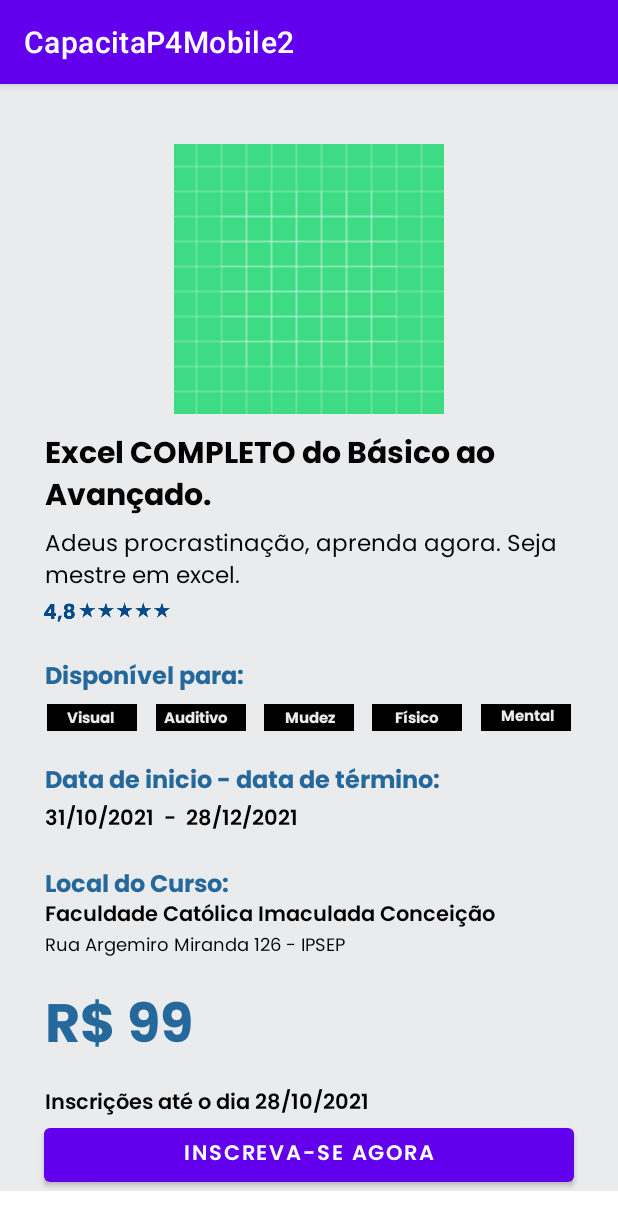
After one commit to GrowTech-P4/Capacita_P4_Mobile_Activivies, an Android app: the CursoDetalheActivity screen opened directly, with no data from a screen before it, on a phone screen of 412 x 824 dp. The commit adds this screen. Shown: the top 1230 px of the screen. Run offline under Robolectric (Android 15) with nearby library versions, the phone set to English and light mode, and no system bars.

Commit message:
Incluso de metodo clickOnListener para Cards de cursos

```diff
--- a/app/src/main/AndroidManifest.xml
+++ b/app/src/main/AndroidManifest.xml
@@ -12,6 +12,9 @@
         android:supportsRtl="true"
         android:theme="@style/Theme.CapacitaP4Mobile2"
         android:usesCleartextTraffic="true">
+        <activity
+            android:name=".View.CursoDetalheActivity"
+            android:exported="false" />
         <activity
             android:name=".View.CadastroActivity"
             android:exported="false" />
--- a/app/src/main/java/com/br/capacitap4mobile2/Adapter/AdapterCurso.kt
+++ b/app/src/main/java/com/br/capacitap4mobile2/Adapter/AdapterCurso.kt
@@ -6,12 +6,13 @@ import android.view.View
 import android.view.ViewGroup
 import android.widget.ImageView
 import android.widget.TextView
+import androidx.cardview.widget.CardView
 import androidx.recyclerview.widget.RecyclerView
 import com.br.capacitap4mobile2.Model.Curso
 import com.br.capacitap4mobile2.R
 import com.squareup.picasso.Picasso
 
-class AdapterCurso(private val context: Context, val cursos: MutableList<Curso>): RecyclerView.Adapter<AdapterCurso.CursoViewHolder>() {
+class AdapterCurso(val context: Context, val cursos: MutableList<Curso>, var clickCurso: ClickCurso): RecyclerView.Adapter<AdapterCurso.CursoViewHolder>() {
 
     override fun onCreateViewHolder(parent: ViewGroup, viewType: Int): CursoViewHolder {
         val itemLista = LayoutInflater.from(context).inflate(R.layout.curso_item, parent, false)
@@ -21,12 +22,18 @@ class AdapterCurso(private val context: Context, val cursos: MutableList<Curso>)
 
     override fun onBindViewHolder(holder: CursoViewHolder, position: Int) {
 
+        var curso: Curso = cursos[position]
+
         Picasso.get()
             .load(cursos[position].img_curso)
             .into(holder.img)
         holder.nome.text = cursos[position].nome
         holder.descricao.text = cursos[position].descricao
         holder.valor.text = cursos[position].valor
+
+        holder.cardView.setOnClickListener{
+            clickCurso.clickCurso(curso)
+        }
     }
 
     override fun getItemCount(): Int = cursos.size
@@ -36,6 +43,13 @@ class AdapterCurso(private val context: Context, val cursos: MutableList<Curso>)
         val nome        = itemView.findViewById<TextView>(R.id.nomeCurso)
         val descricao   = itemView.findViewById<TextView>(R.id.descricaoCurso)
         val valor       = itemView.findViewById<TextView>(R.id.valorCurso)
+        val cardView    = itemView.findViewById<CardView>(R.id.card)
+    }
+
+    interface ClickCurso {
+
+        fun clickCurso(curso: Curso)
+
     }
 
 }
--- /dev/null
+++ b/app/src/main/java/com/br/capacitap4mobile2/View/CursoDetalheActivity.kt
@@ -0,0 +1,12 @@
+package com.br.capacitap4mobile2.View
+
+import androidx.appcompat.app.AppCompatActivity
+import android.os.Bundle
+import com.br.capacitap4mobile2.R
+
+class CursoDetalheActivity : AppCompatActivity() {
+    override fun onCreate(savedInstanceState: Bundle?) {
+        super.onCreate(savedInstanceState)
+        setContentView(R.layout.activity_curso_detalhe)
+    }
+}
--- a/app/src/main/java/com/br/capacitap4mobile2/View/MainActivity.kt
+++ b/app/src/main/java/com/br/capacitap4mobile2/View/MainActivity.kt
@@ -4,6 +4,7 @@ import android.content.Intent
 import androidx.appcompat.app.AppCompatActivity
 import android.os.Bundle
 import android.widget.ImageView
+import android.widget.Toast
 import androidx.recyclerview.widget.LinearLayoutManager
 import androidx.recyclerview.widget.RecyclerView
 import com.br.capacitap4mobile2.Adapter.AdapterCurso
@@ -42,7 +43,7 @@ class MainActivity : AppCompatActivity() {
 
         //REQUISICAO DO RETROFIT
         val responseCursos = RetrofitClient.abrirConexao(CursoService::class.java)
-        responseCursos.getCurso().enqueue(object : Callback<List<Curso>> {
+        responseCursos.getCurso().enqueue(object : Callback<List<Curso>>, AdapterCurso.ClickCurso {
             override fun onResponse(
                 call: Call<List<Curso>>,
                 response: Response<List<Curso>>
@@ -56,9 +57,13 @@ class MainActivity : AppCompatActivity() {
                 }
 
                 //CONFIGURAR O ADAPTER
-                val adapterCurso = AdapterCurso(context, listaCursos)
+                val adapterCurso = AdapterCurso(context, listaCursos, this)
                 recylerView_cursos.adapter = adapterCurso
 
+            }
+
+            override fun clickCurso(curso: Curso) {
+                println("Clicando....!!!! ${curso.descricao}")
             }
 
             override fun onFailure(call: Call<List<Curso>>, t: Throwable) {
@@ -66,5 +71,6 @@ class MainActivity : AppCompatActivity() {
             }
 
         })
+
     }
 }
--- a/app/src/main/res/layout/activity_cadastro.xml
+++ b/app/src/main/res/layout/activity_cadastro.xml
@@ -4,7 +4,7 @@
     xmlns:tools="http://schemas.android.com/tools"
     android:layout_width="match_parent"
     android:layout_height="match_parent"
-    tools:context=".View.CadastroActivity">>
+    tools:context=".View.CadastroActivity">
 
     <androidx.constraintlayout.widget.ConstraintLayout
         android:layout_width="match_parent"
--- /dev/null
+++ b/app/src/main/res/layout/activity_curso_detalhe.xml
@@ -0,0 +1,301 @@
+<?xml version="1.0" encoding="utf-8"?>
+
+<ScrollView xmlns:android="http://schemas.android.com/apk/res/android"
+    xmlns:app="http://schemas.android.com/apk/res-auto"
+    xmlns:tools="http://schemas.android.com/tools"
+    tools:context=".View.CursoDetalheActivity"
+    android:layout_height="match_parent"
+    android:layout_width="match_parent">
+
+    <androidx.constraintlayout.widget.ConstraintLayout
+        android:layout_width="match_parent"
+        android:layout_height="match_parent"
+        android:background="#EAEBED">
+
+        <ImageView
+            android:id="@+id/imageView2"
+            android:layout_width="0dp"
+            android:layout_height="180dp"
+            android:layout_marginStart="30dp"
+            android:layout_marginTop="40dp"
+            android:layout_marginEnd="30dp"
+            android:src="@drawable/ic_launcher_background"
+            app:layout_constraintEnd_toEndOf="parent"
+            app:layout_constraintStart_toStartOf="parent"
+            app:layout_constraintTop_toTopOf="parent" />
+
+        <TextView
+            android:id="@+id/textTituloDoCurso"
+            android:layout_width="0dp"
+            android:layout_height="63dp"
+            android:layout_marginStart="30dp"
+            android:layout_marginTop="10dp"
+            android:layout_marginEnd="30dp"
+            android:fontFamily="@font/poppins_bold"
+            android:text="Excel COMPLETO do Básico ao  Avançado."
+            android:textColor="@color/black"
+            android:textSize="20sp"
+            app:layout_constraintEnd_toEndOf="parent"
+            app:layout_constraintStart_toStartOf="parent"
+            app:layout_constraintTop_toBottomOf="@+id/imageView2" />
+
+        <TextView
+            android:id="@+id/textValorCurso"
+            android:layout_width="0dp"
+            android:layout_height="48dp"
+            android:layout_marginStart="30dp"
+            android:layout_marginTop="12dp"
+            android:layout_marginEnd="30dp"
+            android:fontFamily="@font/poppins_bold"
+            android:text="R$ 99"
+            android:textColor="@color/AzulApp"
+            android:textSize="36dp"
+            app:layout_constraintEnd_toEndOf="parent"
+            app:layout_constraintStart_toStartOf="parent"
+            app:layout_constraintTop_toBottomOf="@+id/textNomeDaInstituicaoCurso2" />
+
+        <TextView
+            android:id="@+id/textTiposDeficiencia"
+            android:layout_width="0dp"
+            android:layout_height="22dp"
+            android:layout_marginStart="30dp"
+            android:layout_marginTop="20dp"
+            android:layout_marginEnd="30dp"
+            android:fontFamily="@font/poppins_bold"
+            android:text="Disponível para:"
+            android:textColor="@color/AzulApp"
+            android:textSize="16dp"
+            app:layout_constraintEnd_toEndOf="parent"
+            app:layout_constraintHorizontal_bias="0.0"
+            app:layout_constraintStart_toStartOf="parent"
+            app:layout_constraintTop_toBottomOf="@+id/imageView3" />
+
+        <TextView
+            android:id="@+id/textInicioTermino"
+            android:layout_width="0dp"
+            android:layout_height="22dp"
+            android:layout_marginStart="30dp"
+            android:layout_marginTop="20dp"
+            android:layout_marginEnd="30dp"
+            android:fontFamily="@font/poppins_bold"
+            android:text="Data de inicio - data de término:"
+            android:textColor="@color/AzulApp"
+            android:textSize="16dp"
+            app:layout_constraintEnd_toEndOf="parent"
+            app:layout_constraintStart_toStartOf="parent"
+            app:layout_constraintTop_toBottomOf="@+id/textMudez" />
+
+        <TextView
+            android:id="@+id/textlocalDoCurso"
+            android:layout_width="0dp"
+            android:layout_height="22dp"
+            android:layout_marginStart="30dp"
+            android:layout_marginTop="20dp"
+            android:layout_marginEnd="30dp"
+            android:fontFamily="@font/poppins_bold"
+            android:text="Local do Curso:"
+            android:textColor="@color/AzulApp"
+            android:textSize="16dp"
+            app:layout_constraintEnd_toEndOf="parent"
+            app:layout_constraintStart_toStartOf="parent"
+            app:layout_constraintTop_toBottomOf="@+id/textDataCurso" />
+
+        <TextView
+            android:id="@+id/textDataCurso"
+            android:layout_width="0dp"
+            android:layout_height="22dp"
+            android:layout_marginStart="30dp"
+            android:layout_marginTop="5dp"
+            android:layout_marginEnd="30dp"
+            android:fontFamily="@font/poppins_semibold"
+            android:text="31/10/2021  -  28/12/2021"
+            android:textColor="@color/black"
+            android:textSize="14dp"
+            app:layout_constraintEnd_toEndOf="parent"
+            app:layout_constraintStart_toStartOf="parent"
+            app:layout_constraintTop_toBottomOf="@+id/textInicioTermino" />
+
+        <TextView
+            android:id="@+id/textNomeDaInstituicaoCurso"
+            android:layout_width="0dp"
+            android:layout_height="22dp"
+            android:layout_marginStart="30dp"
+            android:layout_marginEnd="30dp"
+            android:fontFamily="@font/poppins_semibold"
+            android:text="Faculdade Católica Imaculada Conceição "
+            android:textColor="@color/black"
+            android:textSize="14dp"
+            app:layout_constraintEnd_toEndOf="parent"
+            app:layout_constraintStart_toStartOf="parent"
+            app:layout_constraintTop_toBottomOf="@+id/textlocalDoCurso" />
+
+        <TextView
+            android:id="@+id/textNomeDaInstituicaoCurso3"
+            android:layout_width="0dp"
+            android:layout_height="22dp"
+            android:layout_marginStart="30dp"
+            android:layout_marginTop="21dp"
+            android:layout_marginEnd="30dp"
+            android:fontFamily="@font/poppins_semibold"
+            android:text="Inscrições até o dia 28/10/2021"
+            android:textColor="@color/black"
+            android:textSize="14dp"
+            app:layout_constraintEnd_toEndOf="parent"
+            app:layout_constraintStart_toStartOf="parent"
+            app:layout_constraintTop_toBottomOf="@+id/textValorCurso" />
+
+        <TextView
+            android:id="@+id/textNomeDaInstituicaoCurso2"
+            android:layout_width="0dp"
+            android:layout_height="22dp"
+            android:layout_marginStart="30dp"
+            android:layout_marginEnd="30dp"
+            android:fontFamily="@font/poppins"
+            android:text="Rua Argemiro Miranda 126 - IPSEP"
+            android:textColor="@color/black"
+            android:textSize="12dp"
+            app:layout_constraintEnd_toEndOf="parent"
+            app:layout_constraintStart_toStartOf="parent"
+            app:layout_constraintTop_toBottomOf="@+id/textNomeDaInstituicaoCurso" />
+
+        <TextView
+            android:id="@+id/textDescricaoDoCurso"
+            android:layout_width="0dp"
+            android:layout_height="42dp"
+            android:layout_marginStart="30dp"
+            android:layout_marginTop="1dp"
+            android:layout_marginEnd="30dp"
+            android:fontFamily="@font/poppins"
+            android:text="Adeus procrastinação, aprenda agora. Seja mestre em excel."
+            android:textColor="@color/black"
+            android:textSize="15dp"
+            app:layout_constraintEnd_toEndOf="parent"
+            app:layout_constraintStart_toStartOf="parent"
+            app:layout_constraintTop_toBottomOf="@+id/textTituloDoCurso" />
+
+        <ImageView
+            android:id="@+id/imageView3"
+            android:layout_width="84dp"
+            android:layout_height="20dp"
+            android:layout_marginTop="5dp"
+            android:src="@drawable/qualificacurso"
+            app:layout_constraintEnd_toEndOf="parent"
+            app:layout_constraintHorizontal_bias="0.09"
+            app:layout_constraintStart_toStartOf="parent"
+            app:layout_constraintTop_toBottomOf="@+id/textDescricaoDoCurso" />
+
+        <TextView
+            android:id="@+id/textVisual"
+            android:layout_width="60dp"
+            android:layout_height="18dp"
+            android:layout_marginStart="30dp"
+            android:layout_marginTop="9dp"
+            android:layout_marginEnd="5dp"
+            android:background="@color/black"
+            android:fontFamily="@font/poppins_bold"
+            android:paddingStart="13dp"
+            android:paddingTop="1dp"
+            android:paddingEnd="9dp"
+            android:paddingBottom="1dp"
+            android:text="Visual"
+            android:textColor="@color/CinzaFundo"
+            android:textSize="10sp"
+            app:layout_constraintEnd_toStartOf="@+id/textAuditivo"
+            app:layout_constraintStart_toStartOf="parent"
+            app:layout_constraintTop_toBottomOf="@+id/textTiposDeficiencia" />
+
+        <TextView
+            android:id="@+id/textAuditivo"
+            android:layout_width="60dp"
+            android:layout_height="18dp"
+            android:layout_marginStart="5dp"
+            android:layout_marginTop="9dp"
+            android:layout_marginEnd="5dp"
+            android:background="@color/black"
+            android:fontFamily="@font/poppins_bold"
+            android:paddingStart="5dp"
+            android:paddingTop="1dp"
+            android:paddingEnd="5dp"
+            android:paddingBottom="1dp"
+            android:text="Auditivo"
+            android:textColor="@color/CinzaFundo"
+            android:textSize="10sp"
+            app:layout_constraintEnd_toStartOf="@+id/textMudez"
+            app:layout_constraintStart_toEndOf="@+id/textVisual"
+            app:layout_constraintTop_toBottomOf="@+id/textTiposDeficiencia" />
+
+        <TextView
+            android:id="@+id/textMudez"
+            android:layout_width="60dp"
+            android:layout_height="18dp"
+            android:layout_marginStart="5dp"
+            android:layout_marginTop="9dp"
+            android:layout_marginEnd="5dp"
+            android:background="@color/black"
+            android:fontFamily="@font/poppins_bold"
+            android:paddingStart="14dp"
+            android:paddingTop="1dp"
+            android:paddingEnd="9dp"
+            android:paddingBottom="1dp"
+            android:text="Mudez"
+            android:textColor="@color/CinzaFundo"
+            android:textSize="10sp"
+            app:layout_constraintEnd_toStartOf="@+id/textFisico"
+            app:layout_constraintStart_toEndOf="@+id/textAuditivo"
+            app:layout_constraintTop_toBottomOf="@+id/textTiposDeficiencia" />
+
+        <TextView
+            android:id="@+id/textFisico"
+            android:layout_width="60dp"
+            android:layout_height="18dp"
+            android:layout_marginStart="5dp"
+            android:layout_marginTop="9dp"
+            android:layout_marginEnd="5dp"
+            android:background="@color/black"
+            android:fontFamily="@font/poppins_bold"
+            android:paddingStart="15dp"
+            android:paddingTop="1dp"
+            android:paddingEnd="9dp"
+            android:paddingBottom="1dp"
+            android:text="Físico"
+            android:textColor="@color/CinzaFundo"
+            android:textSize="10sp"
+            app:layout_constraintEnd_toStartOf="@+id/textMental"
+            app:layout_constraintStart_toEndOf="@+id/textMudez"
+            app:layout_constraintTop_toBottomOf="@+id/textTiposDeficiencia" />
+
+        <TextView
+            android:id="@+id/textMental"
+            android:layout_width="60dp"
+            android:layout_height="18dp"
+            android:layout_marginStart="5dp"
+            android:layout_marginTop="9dp"
+            android:layout_marginEnd="30dp"
+            android:background="@color/black"
+            android:fontFamily="@font/poppins_bold"
+            android:paddingStart="13dp"
+            android:paddingEnd="9dp"
+            android:text="Mental"
+            android:textColor="@color/CinzaFundo"
+            android:textSize="10sp"
+            app:layout_constraintEnd_toEndOf="parent"
+            app:layout_constraintHorizontal_bias="0.0"
+            app:layout_constraintStart_toEndOf="@+id/textFisico"
+            app:layout_constraintTop_toBottomOf="@+id/textTiposDeficiencia" />
+
+        <Button
+            android:id="@+id/button"
+            android:layout_width="353dp"
+            android:layout_height="48dp"
+            android:layout_marginStart="20dp"
+            android:layout_marginEnd="20dp"
+            android:fontFamily="@font/poppins_semibold"
+            android:text="Inscreva-se agora"
+            android:textSize="14sp"
+            app:layout_constraintEnd_toEndOf="parent"
+            app:layout_constraintStart_toStartOf="parent"
+            app:layout_constraintTop_toBottomOf="@+id/textNomeDaInstituicaoCurso3" />
+
+    </androidx.constraintlayout.widget.ConstraintLayout>
+
+</ScrollView>
```
Also changed, not shown: 2 other files.
